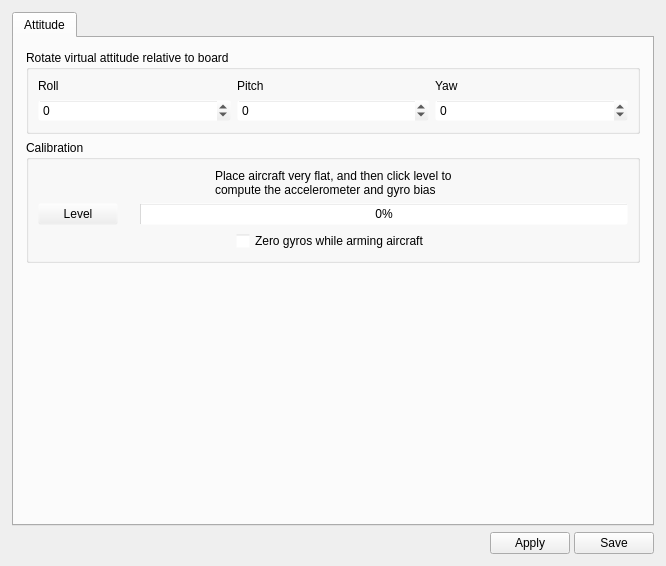
Old version of the form ground/openpilotgcs/src/plugins/config/ccattitude.ui in the repository openpilot/OpenPilot.
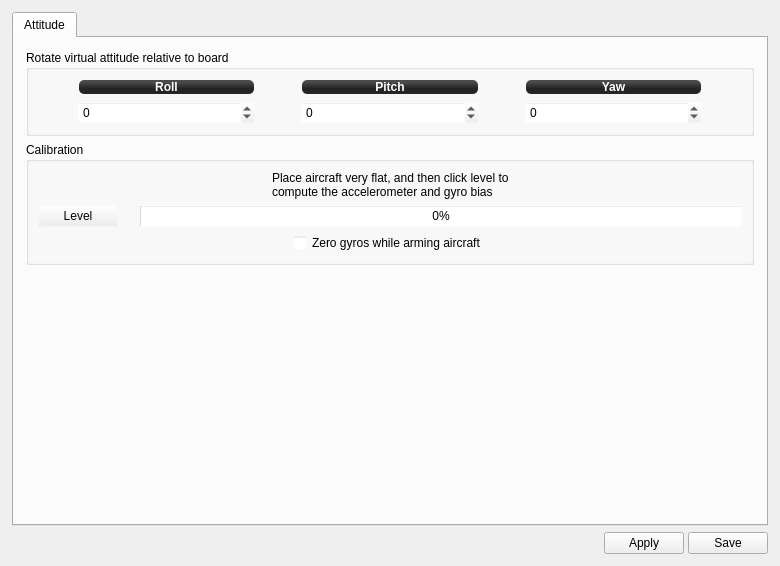
New version of the form. Icons and pictures are not drawn.

Commit message: omg I think I fixed the mac spacing,linux and windows tweak test

What changed in the file:
```diff
--- a/ground/openpilotgcs/src/plugins/config/ccattitude.ui
+++ b/ground/openpilotgcs/src/plugins/config/ccattitude.ui
@@ -6,7 +6,7 @@
    <rect>
     <x>0</x>
     <y>0</y>
-    <width>666</width>
+    <width>780</width>
     <height>566</height>
    </rect>
   </property>
@@ -110,14 +110,11 @@
            <rect>
             <x>0</x>
             <y>0</y>
-            <width>636</width>
-            <height>483</height>
+            <width>750</width>
+            <height>466</height>
            </rect>
           </property>
           <layout class="QVBoxLayout" name="verticalLayout">
-           <property name="spacing">
-            <number>6</number>
-           </property>
            <property name="margin">
             <number>12</number>
            </property>
@@ -126,18 +123,25 @@
              <property name="title">
               <string>Rotate virtual attitude relative to board</string>
              </property>
-             <layout class="QGridLayout" name="gridLayout">
-              <item row="0" column="0">
+             <layout class="QGridLayout" name="gridLayout" columnstretch="0,1,0,1,0,1,0">
+              <item row="0" column="1">
                <widget class="QLabel" name="label_2">
+                <property name="styleSheet">
+                 <string notr="true">background-color: qlineargradient(spread:reflect, x1:0.507, y1:0, x2:0.507, y2:0.772, stop:0.208955 rgba(74, 74, 74, 255), stop:0.78607 rgba(36, 36, 36, 255));
+color: rgb(255, 255, 255);
+border-radius: 5;
+font: bold 12px;
+margin:1px;</string>
+                </property>
                 <property name="text">
                  <string>Roll</string>
                 </property>
                 <property name="alignment">
-                 <set>Qt::AlignLeading|Qt::AlignLeft|Qt::AlignVCenter</set>
+                 <set>Qt::AlignCenter</set>
                 </property>
                </widget>
               </item>
-              <item row="1" column="0">
+              <item row="1" column="1">
                <widget class="QSpinBox" name="rollBias">
                 <property name="minimum">
                  <number>-180</number>
@@ -147,17 +151,77 @@
                 </property>
                </widget>
               </item>
-              <item row="0" column="1">
+              <item row="1" column="4">
+               <spacer name="horizontalSpacer_9">
+                <property name="orientation">
+                 <enum>Qt::Horizontal</enum>
+                </property>
+                <property name="sizeHint" stdset="0">
+                 <size>
+                  <width>40</width>
+                  <height>20</height>
+                 </size>
+                </property>
+               </spacer>
+              </item>
+              <item row="1" column="5">
+               <widget class="QSpinBox" name="yawBias">
+                <property name="minimum">
+                 <number>-180</number>
+                </property>
+                <property name="maximum">
+                 <number>180</number>
+                </property>
+               </widget>
+              </item>
+              <item row="0" column="5">
+               <widget class="QLabel" name="label_4">
+                <property name="styleSheet">
+                 <string notr="true">background-color: qlineargradient(spread:reflect, x1:0.507, y1:0, x2:0.507, y2:0.772, stop:0.208955 rgba(74, 74, 74, 255), stop:0.78607 rgba(36, 36, 36, 255));
+color: rgb(255, 255, 255);
+border-radius: 5;
+font: bold 12px;
+margin:1px;</string>
+                </property>
+                <property name="text">
+                 <string>Yaw</string>
+                </property>
+                <property name="alignment">
+                 <set>Qt::AlignCenter</set>
+                </property>
+               </widget>
+              </item>
+              <item row="1" column="2">
+               <spacer name="horizontalSpacer_8">
+                <property name="orientation">
+                 <enum>Qt::Horizontal</enum>
+                </property>
+                <property name="sizeHint" stdset="0">
+                 <size>
+                  <width>40</width>
+                  <height>20</height>
+                 </size>
+                </property>
+               </spacer>
+              </item>
+              <item row="0" column="3">
                <widget class="QLabel" name="label_3">
+                <property name="styleSheet">
+                 <string notr="true">background-color: qlineargradient(spread:reflect, x1:0.507, y1:0, x2:0.507, y2:0.772, stop:0.208955 rgba(74, 74, 74, 255), stop:0.78607 rgba(36, 36, 36, 255));
+color: rgb(255, 255, 255);
+border-radius: 5;
+font: bold 12px;
+margin:1px;</string>
+                </property>
                 <property name="text">
                  <string>Pitch</string>
                 </property>
                 <property name="alignment">
-                 <set>Qt::AlignLeading|Qt::AlignLeft|Qt::AlignVCenter</set>
+                 <set>Qt::AlignCenter</set>
                 </property>
                </widget>
               </item>
-              <item row="1" column="1">
+              <item row="1" column="3">
                <widget class="QSpinBox" name="pitchBias">
                 <property name="minimum">
                  <number>-90</number>
@@ -167,25 +231,31 @@
                 </property>
                </widget>
               </item>
-              <item row="0" column="2">
-               <widget class="QLabel" name="label_4">
-                <property name="text">
-                 <string>Yaw</string>
+              <item row="1" column="0">
+               <spacer name="horizontalSpacer_7">
+                <property name="orientation">
+                 <enum>Qt::Horizontal</enum>
                 </property>
-                <property name="alignment">
-                 <set>Qt::AlignLeading|Qt::AlignLeft|Qt::AlignVCenter</set>
+                <property name="sizeHint" stdset="0">
+                 <size>
+                  <width>40</width>
+                  <height>20</height>
+                 </size>
                 </property>
-               </widget>
+               </spacer>
               </item>
-              <item row="1" column="2">
-               <widget class="QSpinBox" name="yawBias">
-                <property name="minimum">
-                 <number>-180</number>
+              <item row="1" column="6">
+               <spacer name="horizontalSpacer_10">
+                <property name="orientation">
+                 <enum>Qt::Horizontal</enum>
                 </property>
-                <property name="maximum">
-                 <number>180</number>
+                <property name="sizeHint" stdset="0">
+                 <size>
+                  <width>40</width>
+                  <height>20</height>
+                 </size>
                 </property>
-               </widget>
+               </spacer>
               </item>
              </layout>
             </widget>
```
The commit also changes 2 other files.
